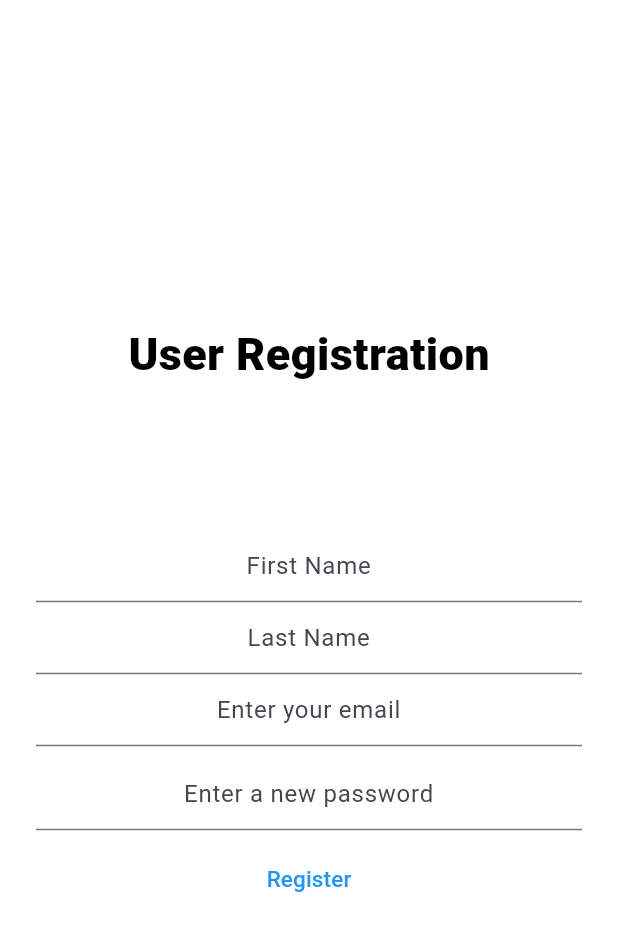
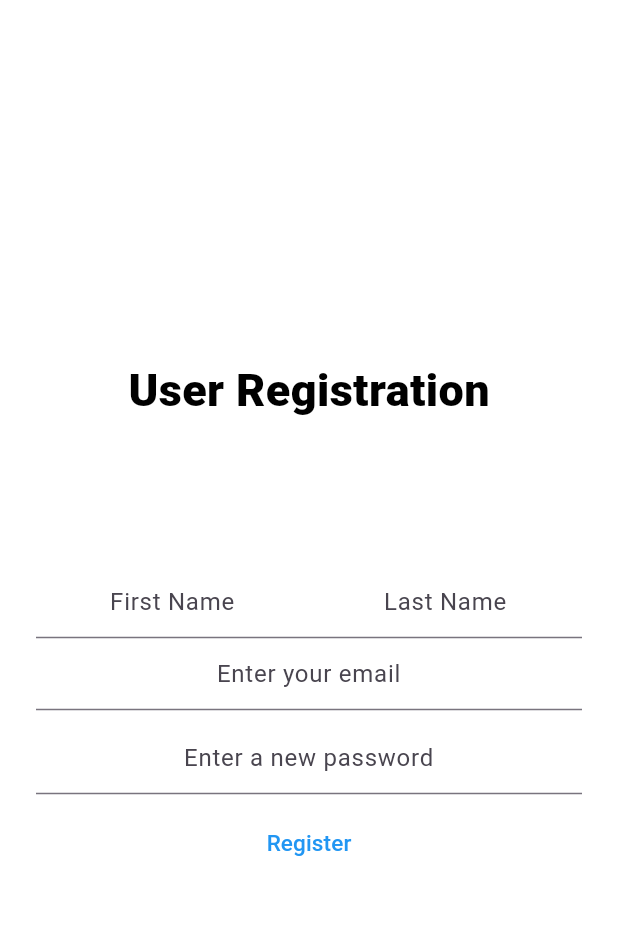
Before and after one commit to nathan-kane/deal_diligence, a Flutter app: the UserRegisterScreen screen opened directly, on a phone screen of 412 x 824 dp. Shown: the top 931 px of the screen. Run offline on Flutter 3.47's test engine with Material 3 defaults, Android fonts, the light colour scheme and no system bars; drawn by our look-alikes of modal_progress_hud_nsn; our stand-ins replace cloud_firestore, dartz, equatable, firebase_auth, firebase_core, flutter_credit_card and 10 more; missing offline and left inert: add_2_calendar, flutter_stripe, googleapis; accounts and stored records are empty.

Commit message:
Added a row to the registration screen

```diff
--- a/lib/screens/user_register_screen.dart
+++ b/lib/screens/user_register_screen.dart
@@ -104,7 +104,10 @@ class _UserRegisterScreenState extends ConsumerState<UserRegisterScreen> {
                 const SizedBox(
                   height: 48.0,
                 ),
-                TextField(
+                Row(
+                  mainAxisAlignment: MainAxisAlignment.spaceEvenly,
+                  children: <Widget>[
+                    Expanded(child: TextField(
                       textCapitalization: TextCapitalization.words,
                       keyboardType: TextInputType.name,
                       textAlign: TextAlign.center,
@@ -112,8 +115,8 @@ class _UserRegisterScreenState extends ConsumerState<UserRegisterScreen> {
                         fName = value; // Capture the value entered by the user
                       },
                       decoration: const InputDecoration(hintText: 'First Name'),
-                ),
-                TextField(
+                    ),),
+                    Expanded(child: TextField(
                       textCapitalization: TextCapitalization.words,
                       keyboardType: TextInputType.name,
                       textAlign: TextAlign.center,
@@ -121,7 +124,11 @@ class _UserRegisterScreenState extends ConsumerState<UserRegisterScreen> {
                         lName = value; // Capture the value entered by the user
                       },
                       decoration: const InputDecoration(hintText: 'Last Name'),
+                    ),)
+
+                  ],
                 ),
+
                 TextField(
                   keyboardType: TextInputType.emailAddress,
                   textAlign: TextAlign.center,
@@ -173,7 +180,9 @@ class _UserRegisterScreenState extends ConsumerState<UserRegisterScreen> {
                     ref.read(usersNotifierProvider.notifier).updatelName(lName);
                     ref.read(usersNotifierProvider.notifier).updateEmail(email);
 
-                    ref.read(globalsNotifierProvider.notifier).updatenewUser(true);
+                    ref
+                        .read(globalsNotifierProvider.notifier)
+                        .updatenewUser(true);
 
                     // Setup payments
                     Navigator.of(context).pushReplacement(MaterialPageRoute(
```
Also changed, not shown: lib/screens/add_event_screen.dart (line endings or trailing spaces). Lines whose indentation alone changed are shown as unchanged.
